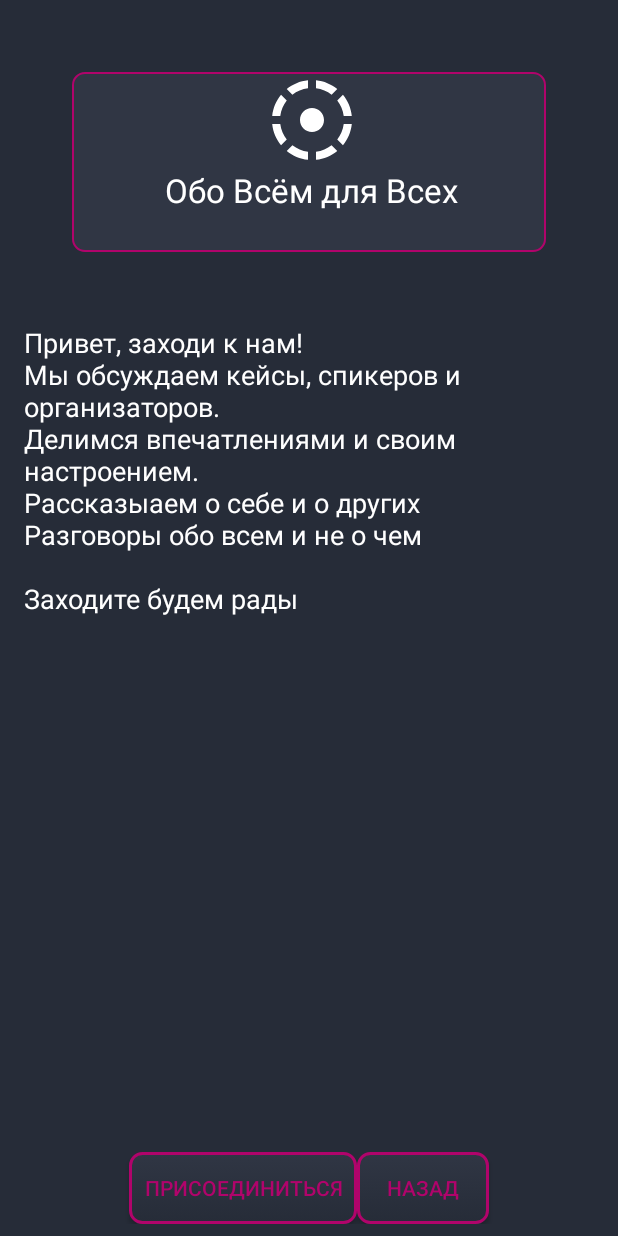
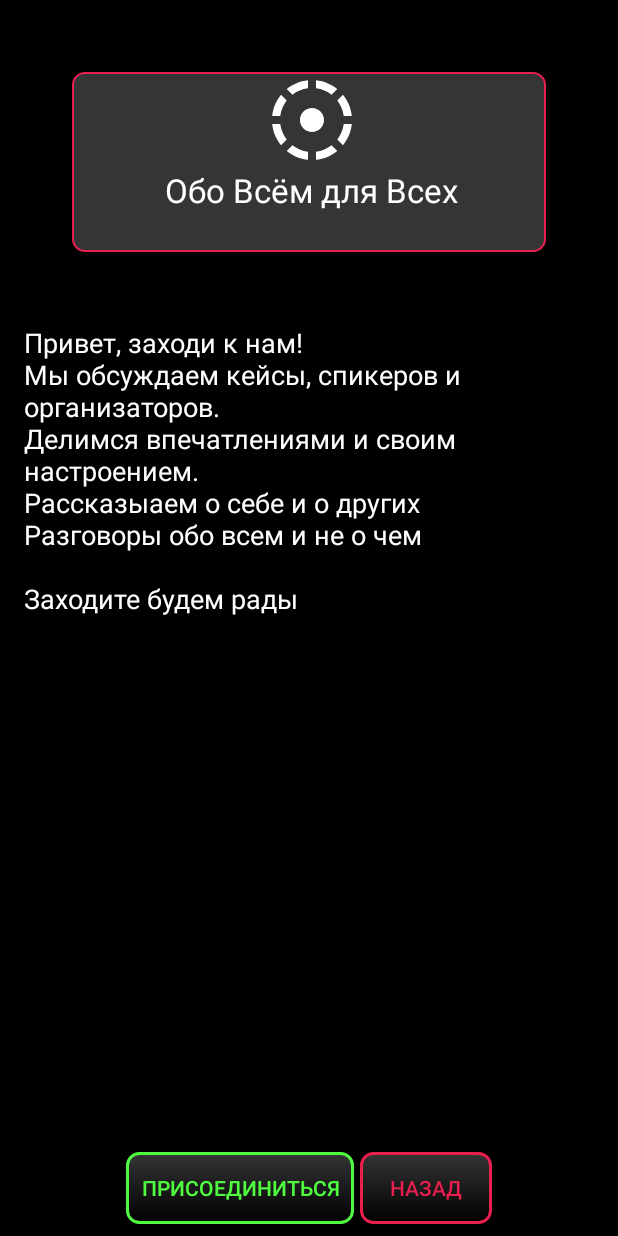
Before and after one commit to gpm80/LunchBreak, an Android app: the screen it shows after launch (RoomDetailActivity), after a tap on "Обо Всём для Всех", on a phone screen of 412 x 824 dp. Run offline under Robolectric (Android 15) with nearby library versions, the phone set to English and light mode, and no system bars.

Commit message:
Зеноная кнопАчка

```diff
--- /dev/null
+++ b/app/src/main/res/drawable/positive_button.xml
@@ -0,0 +1,6 @@
+<?xml version="1.0" encoding="utf-8"?>
+<selector xmlns:android="http://schemas.android.com/apk/res/android">
+    <item android:drawable="@drawable/positive_button_normal" android:state_pressed="true"/>
+    <item android:drawable="@drawable/positive_button_normal" android:state_enabled="false"/>
+    <item android:drawable="@drawable/positive_button_normal"/>
+</selector>
--- /dev/null
+++ b/app/src/main/res/drawable/positive_button_normal.xml
@@ -0,0 +1,18 @@
+<?xml version="1.0" encoding="utf-8"?>
+<shape xmlns:android="http://schemas.android.com/apk/res/android" android:shape="rectangle">
+    <corners android:radius="8dp"/>
+
+    <gradient
+            android:angle="90"
+            android:startColor="@color/contextBackgroundBlack"
+            android:endColor="@color/contextBackgroundGrey"
+            android:type="linear"/>
+    <padding
+            android:bottom="10dp"
+            android:left="10dp"
+            android:right="10dp"
+            android:top="10dp"/>
+
+    <stroke android:color="@color/contextPrimary"
+            android:width="2dp"/>
+</shape>
--- a/app/src/main/res/layout/activity_room_detail.xml
+++ b/app/src/main/res/layout/activity_room_detail.xml
@@ -54,8 +54,10 @@
                 android:layout_height="wrap_content">
             <Button
                     android:id="@+id/room_detail_join_button"
+                    style="@style/PositiveButton"
                     android:layout_width="wrap_content"
                     android:layout_height="wrap_content"
+                    android:layout_marginEnd="4dp"
                     android:text="@string/room_detail_join_button"/>
             <Button
                     android:id="@+id/room_detail_cancel_button"
--- a/app/src/main/res/values/colors.xml
+++ b/app/src/main/res/values/colors.xml
@@ -1,13 +1,22 @@
 <?xml version="1.0" encoding="utf-8"?>
 <resources>
-    <color name="floatImage">#d1d1d1</color>
-    <color name="contextImage">#B0046B</color>
+<!--    <color name="floatImage">#d1d1d1</color>-->
+<!--    <color name="contextImage">#B0046B</color>-->
 
-    <color name="contextBackgroundBlack">#262C38</color>
-    <color name="contextBackgroundGrey">#303644</color>
-    <color name="contextAccent">#B0046B</color>
+<!--    <color name="contextBackgroundBlack">#262C38</color>-->
+<!--    <color name="contextBackgroundGrey">#303644</color>-->
+<!--    <color name="contextAccent">#B0046B</color>-->
+<!--    <color name="contextAccentDisable">#373C47</color>-->
+<!--    <color name="contextText">#FFFFFF</color>-->
+
+    <color name="floatImage">#FFFFFF</color>
+    <color name="contextImage">#E91F4F</color>
+    <color name="contextBackgroundBlack">#000000</color>
+    <color name="contextBackgroundGrey">#353535</color>
+    <color name="contextAccent">#E91F4F</color>
     <color name="contextAccentDisable">#373C47</color>
     <color name="contextText">#FFFFFF</color>
-
+    <color name="contextBlue">#2A78FF</color>
+    <color name="contextPrimary">#4FFF3F</color>
 
 </resources>
--- a/app/src/main/res/values/styles.xml
+++ b/app/src/main/res/values/styles.xml
@@ -21,4 +21,8 @@
         <item name="android:background">@drawable/common_button</item>
         <item name="android:textColor">@color/contextAccent</item>
     </style>
+    <style name="PositiveButton" parent="Widget.AppCompat.Button">
+        <item name="android:background">@drawable/positive_button</item>
+        <item name="android:textColor">@color/contextPrimary</item>
+    </style>
 </resources>
```
